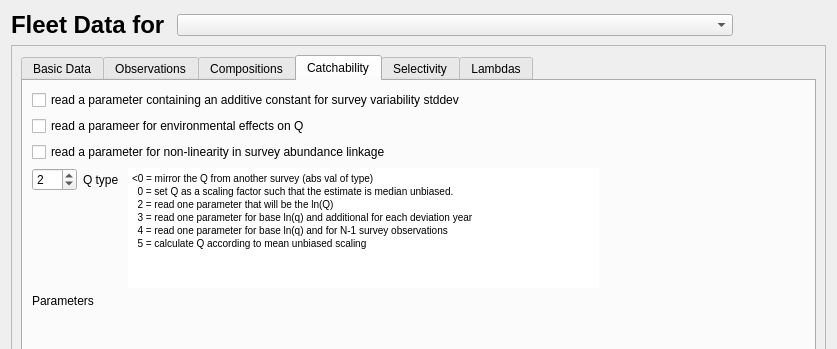
This is src/fleet_widget.ui in nmfs-ost/ss3-ssi as Qt 5 draws it before an edit; both pictures show x 0 to 837 and y 0 to 349 of the 837 by 645 pixel window. The edited form follows.
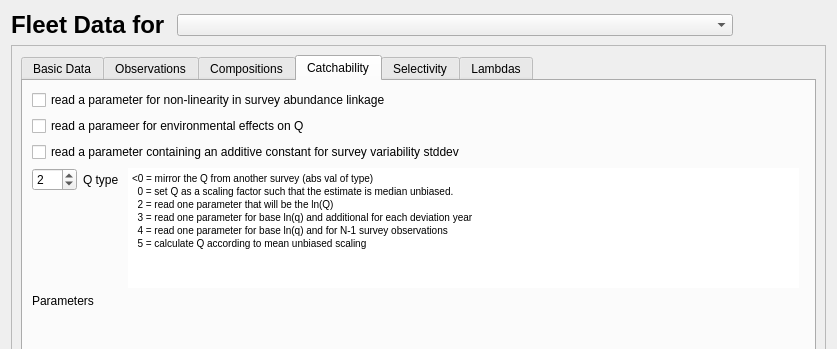
This is the edited form. The open tabs and pages were chosen to show the change. Icons and pictures are not drawn.

Commit message:
Current Control file reads/writes
Some changes to make interface work.
Control file still has Q change to implement.

The edit to the form file:
```diff
--- a/src/fleet_widget.ui
+++ b/src/fleet_widget.ui
@@ -98,7 +98,7 @@
       <item>
        <widget class="QTabWidget" name="tabWidget_fleet">
         <property name="currentIndex">
-         <number>1</number>
+         <number>5</number>
         </property>
         <property name="movable">
          <bool>true</bool>
@@ -1343,28 +1343,7 @@
          <layout class="QVBoxLayout" name="verticalLayout_8">
           <item>
            <layout class="QGridLayout" name="gridLayout_q_info">
-            <item row="1" column="0" colspan="4">
-             <widget class="QCheckBox" name="checkBox_q_doEnv">
-              <property name="text">
-               <string>read a parameer for environmental effects on Q</string>
-              </property>
-             </widget>
-            </item>
-            <item row="0" column="0" colspan="4">
-             <widget class="QCheckBox" name="checkBox_q_doExtra">
-              <property name="text">
-               <string>read a parameter containing an additive constant for survey variability stddev</string>
-              </property>
-             </widget>
-            </item>
-            <item row="2" column="0" colspan="4">
-             <widget class="QCheckBox" name="checkBox_q_doPower">
-              <property name="text">
-               <string>read a parameter for non-linearity in survey abundance linkage</string>
-              </property>
-             </widget>
-            </item>
-            <item row="3" column="0">
+            <item row="6" column="0">
              <widget class="QSpinBox" name="spinBox_q_type">
               <property name="minimum">
                <number>-10</number>
@@ -1377,14 +1356,14 @@
               </property>
              </widget>
             </item>
-            <item row="3" column="1">
+            <item row="6" column="1">
              <widget class="QLabel" name="label_q_type">
               <property name="text">
                <string>Q type </string>
               </property>
              </widget>
             </item>
-            <item row="6" column="0">
+            <item row="9" column="0">
              <spacer name="verticalSpacer_q_parameters">
               <property name="orientation">
                <enum>Qt::Vertical</enum>
@@ -1397,7 +1376,7 @@
               </property>
              </spacer>
             </item>
-            <item row="7" column="2">
+            <item row="10" column="2">
              <spacer name="horizontalSpacer_q_type_info">
               <property name="orientation">
                <enum>Qt::Horizontal</enum>
@@ -1410,17 +1389,17 @@
               </property>
              </spacer>
             </item>
-            <item row="5" column="2" rowspan="2" colspan="2">
+            <item row="8" column="2" rowspan="2" colspan="2">
              <layout class="QVBoxLayout" name="verticalLayout_q_parameters"/>
             </item>
-            <item row="5" column="0" colspan="2">
+            <item row="8" column="0" colspan="2">
              <widget class="QLabel" name="label_q_parameters">
               <property name="text">
                <string>Parameters</string>
               </property>
              </widget>
             </item>
-            <item row="4" column="0">
+            <item row="7" column="0">
              <spacer name="verticalSpacer_q_type_info">
               <property name="orientation">
                <enum>Qt::Vertical</enum>
@@ -1433,23 +1412,28 @@
               </property>
              </spacer>
             </item>
-            <item row="7" column="3">
-             <spacer name="horizontalSpacer_q_parameters">
-              <property name="orientation">
-               <enum>Qt::Horizontal</enum>
+            <item row="5" column="0" colspan="4">
+             <widget class="QCheckBox" name="checkBox_q_doExtra">
+              <property name="text">
+               <string>read a parameter containing an additive constant for survey variability stddev</string>
               </property>
-              <property name="sizeType">
-               <enum>QSizePolicy::Fixed</enum>
+             </widget>
+            </item>
+            <item row="4" column="0" colspan="4">
+             <widget class="QCheckBox" name="checkBox_q_doEnv">
+              <property name="text">
+               <string>read a parameer for environmental effects on Q</string>
               </property>
-              <property name="sizeHint" stdset="0">
-               <size>
-                <width>200</width>
-                <height>5</height>
-               </size>
+             </widget>
+            </item>
+            <item row="3" column="0" colspan="4">
+             <widget class="QCheckBox" name="checkBox_q_doPower">
+              <property name="text">
+               <string>read a parameter for non-linearity in survey abundance linkage</string>
               </property>
-             </spacer>
+             </widget>
             </item>
-            <item row="3" column="2" rowspan="2">
+            <item row="6" column="2" rowspan="2">
              <widget class="QTextEdit" name="textEdit_q_type_info">
               <property name="sizePolicy">
                <sizepolicy hsizetype="Expanding" vsizetype="Expanding">
```
The commit also changes 10 other files.
